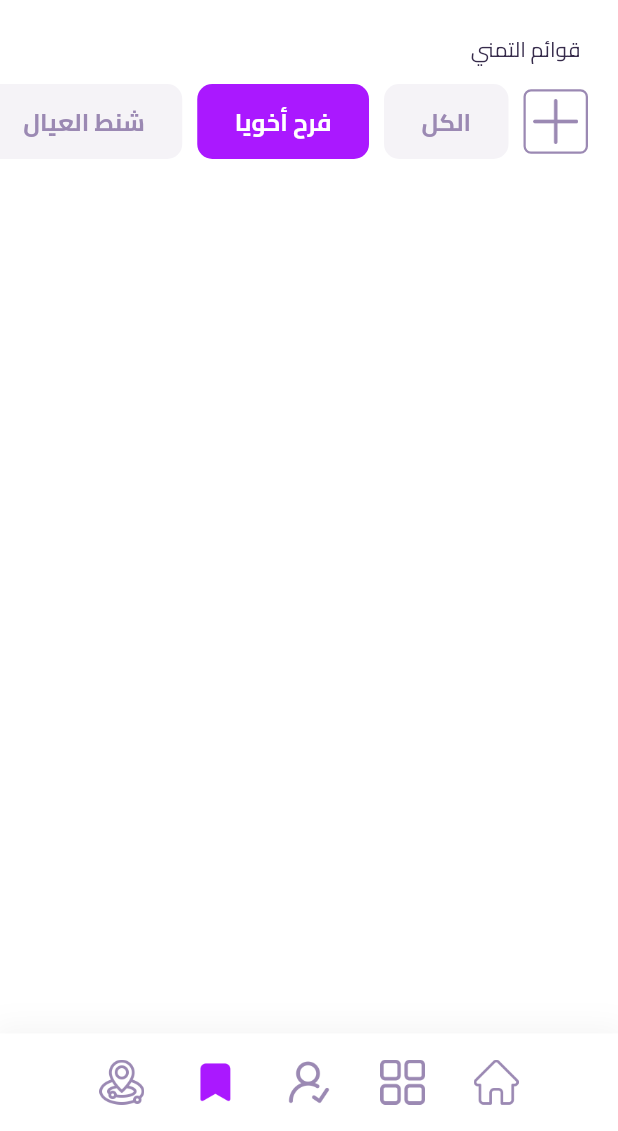
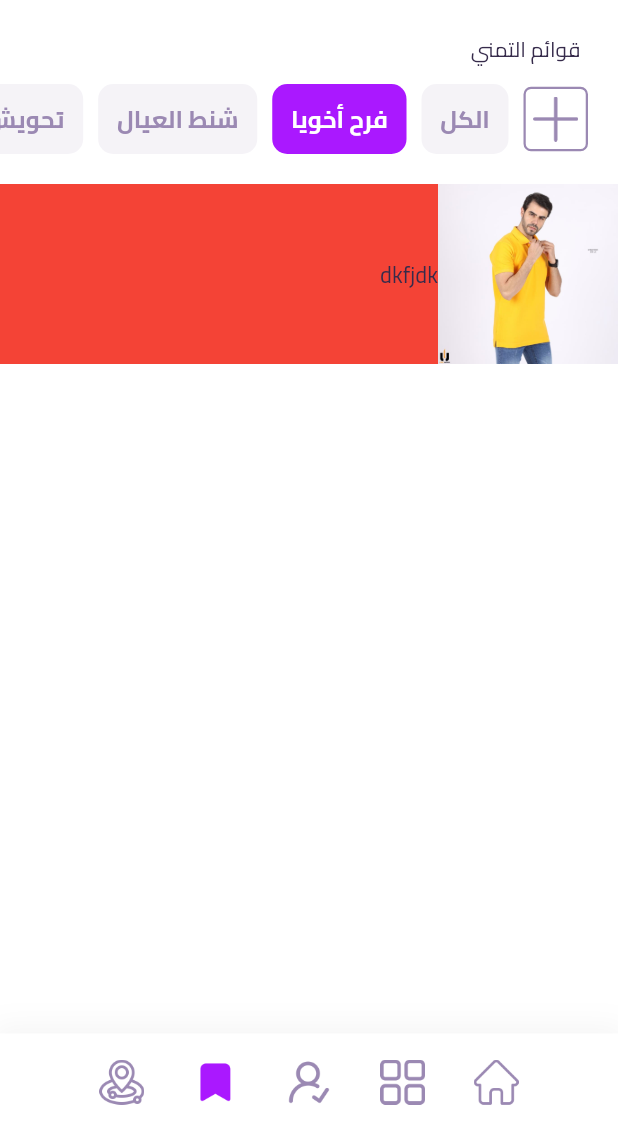
Before and after one commit to amrmhassan/sheaaka, a Flutter app: the screen it shows after launch, item 2 of the bottom bar chosen, on a phone screen of 412 x 824 dp, the part 105-1236 px from its top. Run offline on Flutter 3.47's test engine with Material 2 defaults, Android fonts, the phone set to English and light mode, and no system bars; our stand-ins replace dotted_border.

Commit message:
some adds

```diff
--- a/lib/screens/wishlist_screen/wishlist_screen.dart
+++ b/lib/screens/wishlist_screen/wishlist_screen.dart
@@ -27,7 +27,37 @@ class WishlistScreen extends StatelessWidget {
             ),
           ),
           VSpace(factor: .5),
-          SingleChildScrollView(
+          WishListsNames(),
+          VSpace(),
+          Container(
+            height: 120,
+            width: double.infinity,
+            color: Colors.red,
+            child: Row(
+              children: [
+                Image.asset(
+                  'assets/images/3.jpg',
+                  fit: BoxFit.cover,
+                  width: 120,
+                ),
+                Text('dkfjdk'),
+              ],
+            ),
+          )
+        ],
+      ),
+    );
+  }
+}
+
+class WishListsNames extends StatelessWidget {
+  const WishListsNames({
+    Key? key,
+  }) : super(key: key);
+
+  @override
+  Widget build(BuildContext context) {
+    return SingleChildScrollView(
       physics: BouncingScrollPhysics(),
       scrollDirection: Axis.horizontal,
       child: Row(
@@ -47,9 +77,6 @@ class WishlistScreen extends StatelessWidget {
           ),
           WishListName(
             title: 'تحويش البدلة',
-                ),
-              ],
-            ),
           ),
         ],
       ),
@@ -74,8 +101,8 @@ class WishListName extends StatelessWidget {
       onTap: () {},
       margin: EdgeInsets.only(left: kHPad / 2.5),
       padding: EdgeInsets.symmetric(
-        horizontal: kHPad,
-        vertical: kHPad / 2.5,
+        horizontal: kHPad / 2,
+        vertical: kHPad / 3,
       ),
       child: Text(
         title,
```
Lines whose indentation alone changed are shown as unchanged.
